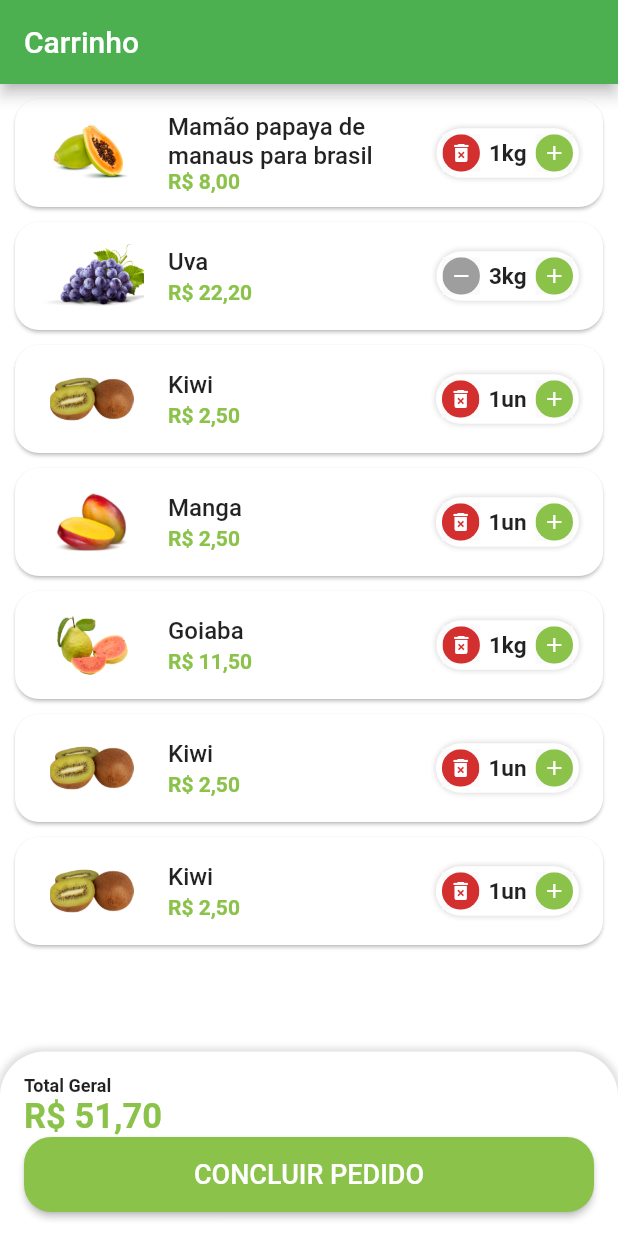
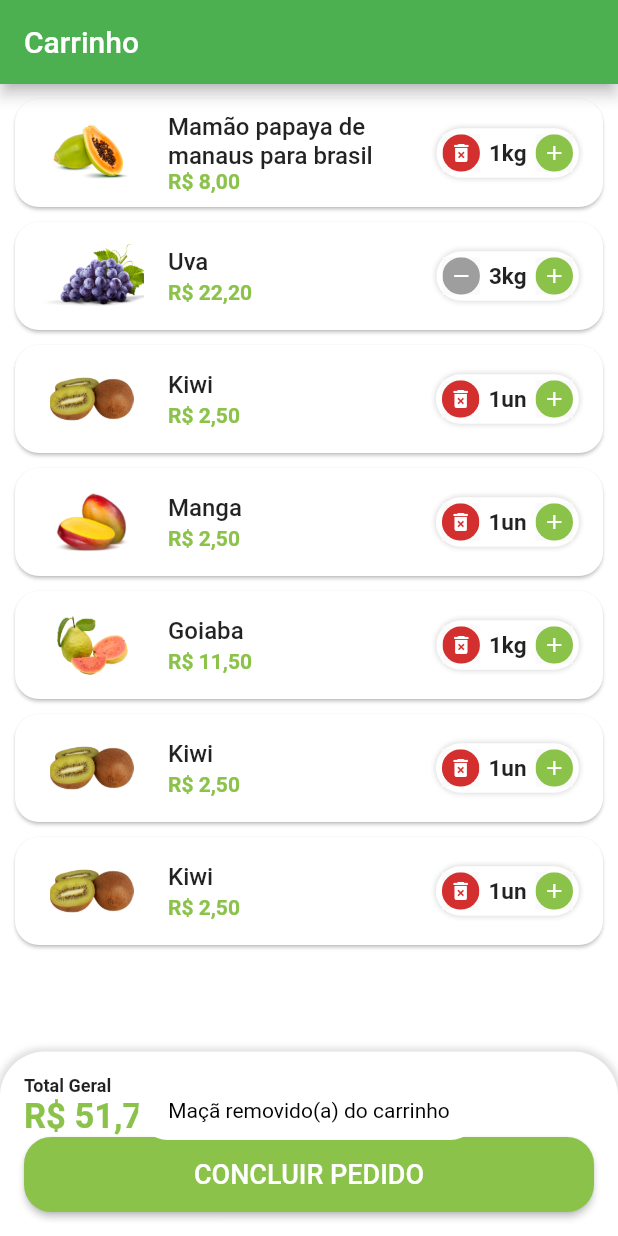
Before and after one commit to osiasmiranda/greengrocer, a Flutter app: the CartTab screen opened directly, after a tap on the "delete forever" icon, on a phone screen of 412 x 824 dp. Run offline on Flutter 3.47's test engine with Material 2 defaults, Android fonts, the phone set to English and light mode, and no system bars; our stand-ins replace animated_text_kit, fluttertoast, mask_text_input_formatter, qr_flutter; missing offline and left inert: add_to_cart_animation.

Commit message:
chore:adicionando animacoes e icones do app e nome

```diff
--- a/lib/main.dart
+++ b/lib/main.dart
@@ -12,7 +12,7 @@ class MyApp extends StatelessWidget {
   Widget build(BuildContext context) {
     return MaterialApp(
       debugShowCheckedModeBanner: false,
-      title: 'Flutter Demo',
+      title: 'Green Grocer',
       theme: ThemeData(
         useMaterial3: false,
         primarySwatch: Colors.green,
--- a/lib/src/pages/cart/cart_tab.dart
+++ b/lib/src/pages/cart/cart_tab.dart
@@ -18,9 +18,13 @@ class _CartTabState extends State<CartTab> {
   final UtilsServices utilsServices = UtilsServices();
 
   void removeItemFromCart(CartItemModel cartItem) {
-    setState(() {
-      app_data.cartItems.remove(cartItem);
-    });
+    setState(
+      () {
+        app_data.cartItems.remove(cartItem);
+        utilsServices.showToast(
+            message: '${cartItem.item.itemName} removido(a) do carrinho');
+      },
+    );
   }
 
   double cartTotalPrice() {
@@ -106,6 +110,9 @@ class _CartTabState extends State<CartTab> {
                             );
                           },
                         );
+                      } else {
+                        utilsServices.showToast(
+                            message: 'Pedido não confirmado', isError: true);
                       }
                     },
                     child: const Text(
--- a/lib/src/services/utils_services.dart
+++ b/lib/src/services/utils_services.dart
@@ -1,3 +1,5 @@
+import 'package:flutter/material.dart';
+import 'package:fluttertoast/fluttertoast.dart';
 import 'package:intl/intl.dart';
 import 'package:intl/date_symbol_data_local.dart';
 
@@ -14,4 +16,16 @@ class UtilsServices {
     DateFormat dateFormat = DateFormat.yMd('pt_BR').add_Hm();
     return dateFormat.format(dateTime);
   }
+
+  //Toast
+  void showToast({required String message, bool isError = false}) {
+    Fluttertoast.showToast(
+        msg: message,
+        toastLength: Toast.LENGTH_SHORT,
+        gravity: ToastGravity.BOTTOM,
+        timeInSecForIosWeb: 1,
+        backgroundColor: isError ? Colors.red[600] : Colors.white,
+        textColor: isError ? Colors.white : Colors.black,
+        fontSize: 14.0);
+  }
 }
```
Also changed, not shown: lib/src/pages/base/base_screen.dart (+11 -4 lines), lib/src/pages/home/components/category_tile.dart (+6 -5 lines), lib/src/pages/home/components/item_tile.dart (+55 -25 lines), lib/src/pages/home/home_tab.dart (+57 -14 lines), pubspec.yaml (+9 -0 lines), assets/app_images/app_icon.png (added), pubspec.lock, 27 other files.
